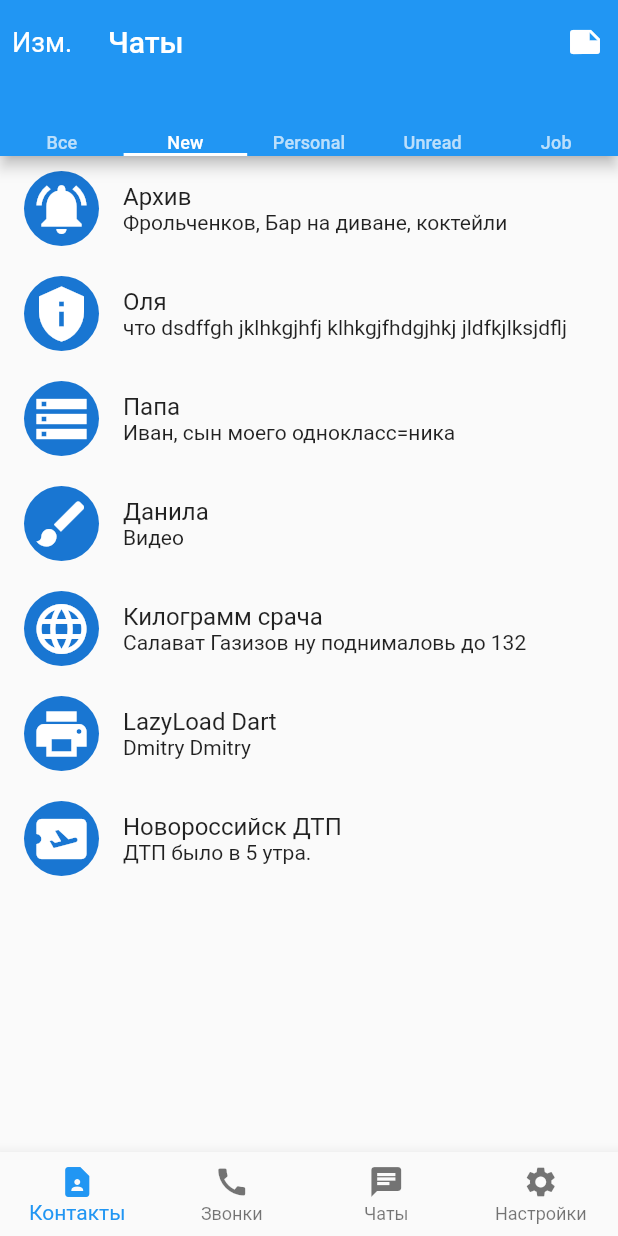
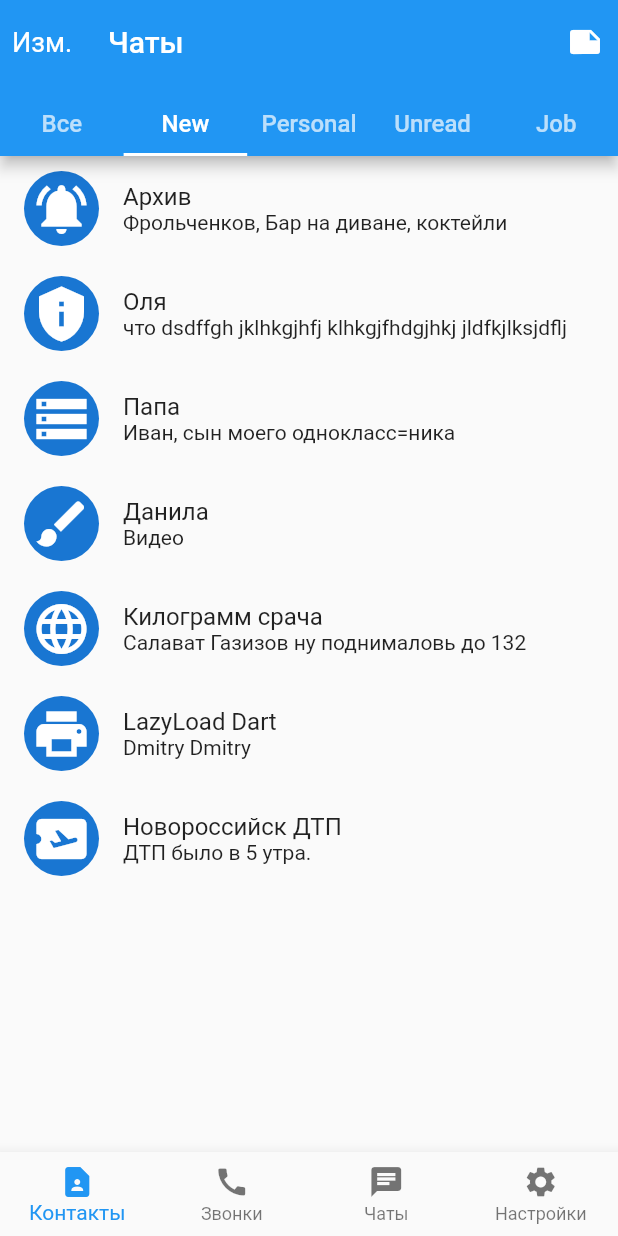
Before and after one commit to Vladislav-Popov/TelegramChatList, a Flutter app: the screen it shows after launch, on a phone screen of 412 x 824 dp. Run offline on Flutter 3.47's test engine with Material 2 defaults, Android fonts, the phone set to English and light mode, and no system bars.

Commit message:
TabBar LabelPadding

```diff
--- a/lib/main.dart
+++ b/lib/main.dart
@@ -57,9 +57,9 @@ class _MyHomePageState extends State<MyHomePage> {
       child: Scaffold(
         appBar: AppBar(
           bottom: TabBar(
+            labelPadding: EdgeInsets.symmetric(vertical: 10, horizontal: 0),
             labelStyle: TextStyle(
-              letterSpacing: 0.1,
-              fontSize: 12,
+              fontSize: 16,
             ),
             tabs: [
               Text('Все'),
```
